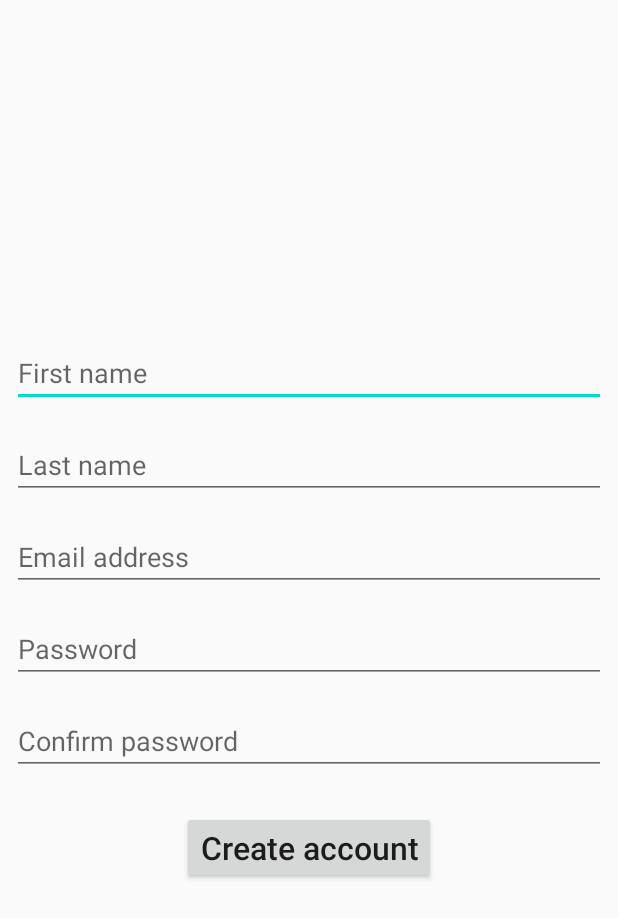
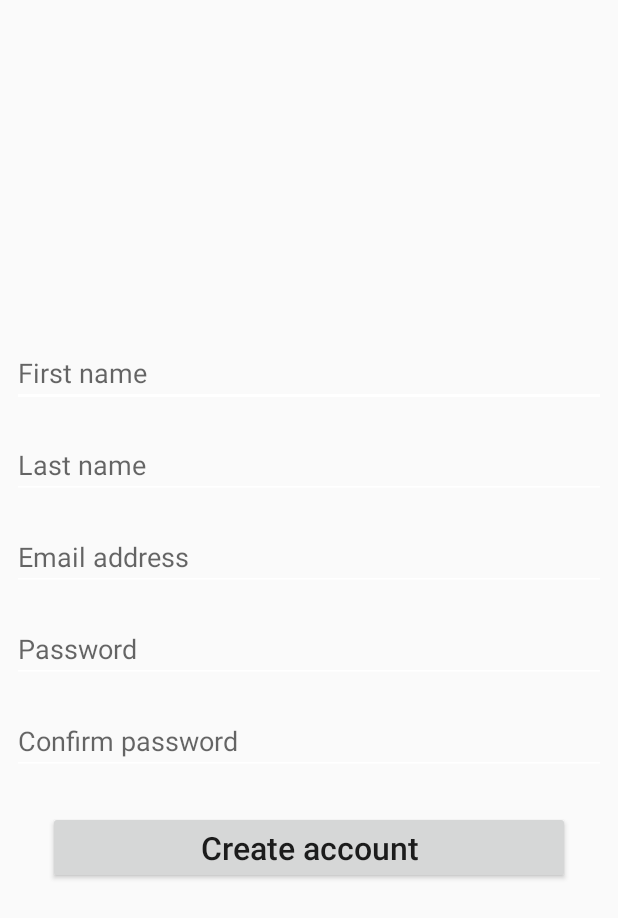
Before and after one commit to eslamalaaeddin/GraduationProject, an Android app: the layout fragment_up_sign.xml on its own in the app's theme, with its tools: preview values and no code run, on a phone screen of 412 x 824 dp. Shown: the top 918 px of the screen. Run offline under Robolectric (Android 15) with nearby library versions, the phone set to English and light mode, and no system bars.

Commit message:
updating edit texts

```diff
--- a/app/src/main/res/layout/fragment_sign_in.xml
+++ b/app/src/main/res/layout/fragment_in_sign.xml
@@ -17,6 +17,7 @@
             android:layout_height="wrap_content"
             android:id="@+id/first_name_edit_text"
             android:hint="Email address"
+            android:backgroundTint="@color/white"
             android:inputType="text"
             android:layout_margin="8dp"
             />
@@ -25,8 +26,8 @@
             android:layout_width="match_parent"
             android:layout_height="wrap_content"
             android:id="@+id/last_name_edit_text"
-            android:inputType="text"
             android:hint="Password"
+            android:backgroundTint="@color/white"
             android:layout_margin="8dp"
             />
 
@@ -51,7 +52,7 @@
             android:id="@+id/forget_password_text_view"
             android:text="Forgot password?"
             android:textSize="16sp"
-            android:textColor="@color/black"
+            android:textColor="@color/white"
             android:gravity="end"
             android:layout_margin="8dp"
             />
--- a/app/src/main/res/layout/fragment_up_sign.xml
+++ b/app/src/main/res/layout/fragment_up_sign.xml
@@ -17,6 +17,7 @@
             android:layout_height="wrap_content"
             android:id="@+id/first_name_edit_text"
             android:hint="First name"
+            android:backgroundTint="@color/white"
             android:inputType="text"
             android:layout_margin="8dp"
             />
@@ -25,6 +26,7 @@
             android:layout_width="match_parent"
             android:layout_height="wrap_content"
             android:id="@+id/last_name_edit_text"
+            android:backgroundTint="@color/white"
             android:inputType="text"
             android:hint="Last name"
             android:layout_margin="8dp"
@@ -35,6 +37,7 @@
             android:layout_height="wrap_content"
             android:id="@+id/mail_edit_text"
             android:inputType="textEmailAddress"
+            android:backgroundTint="@color/white"
             android:hint="Email address"
             android:layout_margin="8dp"
             />
@@ -43,6 +46,7 @@
             android:layout_width="match_parent"
             android:layout_height="wrap_content"
             android:id="@+id/password_edit_text"
+            android:backgroundTint="@color/white"
             android:hint="Password"
             android:layout_margin="8dp"
             />
@@ -51,18 +55,22 @@
             android:layout_width="match_parent"
             android:layout_height="wrap_content"
             android:id="@+id/confirm_password_edit_text"
+            android:backgroundTint="@color/white"
             android:hint="Confirm password"
             android:layout_margin="8dp"
             />
 
         <Button
-            android:layout_width="wrap_content"
+            android:layout_width="match_parent"
             android:layout_height="wrap_content"
             android:id="@+id/create_account_button"
             android:text="Create account"
             android:textAllCaps="false"
             android:textSize="21sp"
-            android:layout_margin="16dp"
+            android:layout_marginStart="32dp"
+            android:layout_marginEnd="32dp"
+            android:layout_marginTop="16dp"
+            android:layout_marginBottom="16dp"
             />
 
     </LinearLayout>
```
